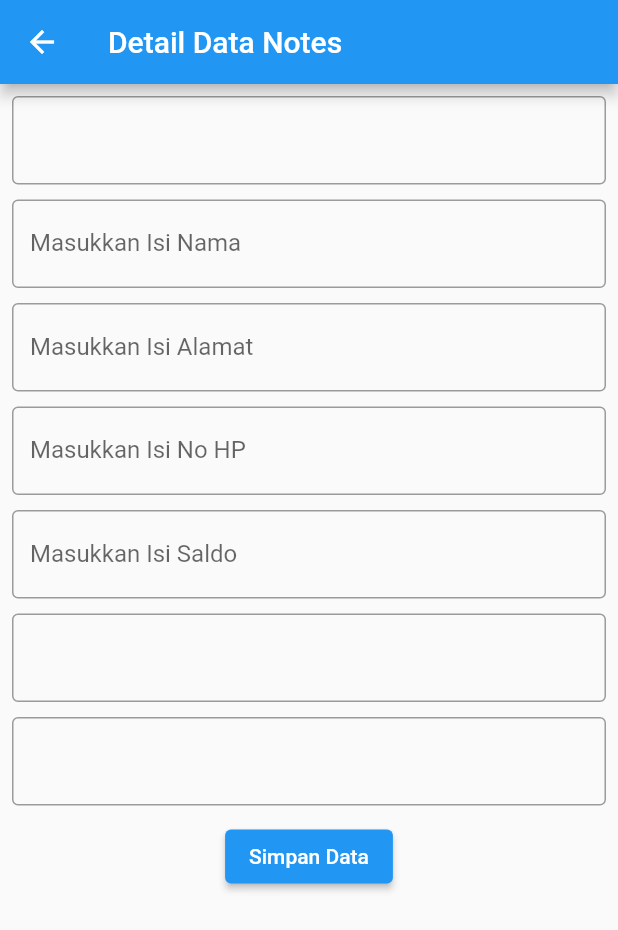
After one commit to Quetzalcoalts/proyek, a Flutter app: the detData screen opened directly, on a phone screen of 412 x 824 dp. The commit adds this screen. Shown: the top 930 px of the screen. Run offline on Flutter 3.47's test engine with Material 2 defaults, Android fonts, the light colour scheme and no system bars; our stand-ins replace cloud_firestore, file_picker, firebase_auth, firebase_core, firebase_storage; accounts and stored records are empty; network calls fail.

Commit message:
Profile v2
nda paham cara refresh widget

```diff
--- a/lib/dbservices.dart
+++ b/lib/dbservices.dart
@@ -1,5 +1,3 @@
-import 'dart:math';
-
 import 'package:cloud_firestore/cloud_firestore.dart';
 import 'Profile.dart';
 
@@ -20,19 +18,19 @@ class Database {
         .catchError((e) => print("e"));
   }
 
-  // static Future<void> ubahData({required item_DaftarKTM KTM}) async {
-  //   DocumentReference docref = tblKTM.doc(KTM.itemNomor.toString());
-  //   await docref
-  //       .update(KTM.toJson())
-  //       .whenComplete(() => print("Data Berhasil Di rubah"))
-  //       .catchError((e) => print("e"));
-  // }
+  static Future<void> ubahData({required Profile_User user01}) async {
+    DocumentReference docref = tbl_user.doc(user01.item_Email.toString());
+    await docref
+        .update(user01.toJson())
+        .whenComplete(() => print("Data Berhasil Di rubah"))
+        .catchError((e) => print("e"));
+  }
 
-  // static Future<void> DeleteData({required String Nama_KTM}) async {
-  //   DocumentReference docref = tblKTM.doc(Nama_KTM);
-  //   await docref
-  //       .delete()
-  //       .whenComplete(() => print("Data Berhasil diapus"))
-  //       .catchError((e) => print("e"));
-  // }
+  static Future<void> DeleteData({required String Nama_user01}) async {
+    DocumentReference docref = tbl_user.doc(Nama_user01.toString());
+    await docref
+        .delete()
+        .whenComplete(() => print("Data Berhasil diapus"))
+        .catchError((e) => print("e"));
+  }
 }
--- /dev/null
+++ b/lib/detdata.dart
@@ -0,0 +1,156 @@
+import 'Profile.dart';
+import 'dbservices.dart';
+import 'package:flutter/material.dart';
+
+class detData extends StatefulWidget {
+  final Profile_User? dataDet;
+  detData({Key? key, this.dataDet}) : super(key: key);
+
+  @override
+  State<detData> createState() => _detDataState();
+}
+
+class _detDataState extends State<detData> {
+  //controller
+  final ctrID = TextEditingController();
+  final ctrNama = TextEditingController();
+  final ctrAlamat = TextEditingController();
+  final ctrNoHP = TextEditingController();
+  final ctrSaldo = TextEditingController();
+  final ctrEmail = TextEditingController();
+  final ctrPassword = TextEditingController();
+  bool _isDisabled = false;
+  @override
+  void dispose() {
+    // TODO: implement dispose
+    ctrID.dispose();
+    ctrNama.dispose();
+    ctrAlamat.dispose();
+    ctrNoHP.dispose();
+    ctrSaldo.dispose();
+    ctrEmail.dispose();
+    ctrPassword.dispose();
+    super.dispose();
+  }
+
+  @override
+  void initState() {
+    // TODO: implement initState
+    ctrID.text = widget.dataDet?.item_ID ?? "";
+    ctrNama.text = widget.dataDet?.item_Nama ?? "";
+    ctrAlamat.text = widget.dataDet?.item_alamat ?? "";
+    ctrNoHP.text = widget.dataDet?.item_noHP ?? "";
+    ctrSaldo.text = widget.dataDet?.item_Saldo ?? "";
+    ctrEmail.text = widget.dataDet?.item_Email ?? "";
+    ctrPassword.text = widget.dataDet?.item_Password ?? "";
+    super.initState();
+  }
+
+  @override
+  Widget build(BuildContext context) {
+    if (widget.dataDet == null) _isDisabled = true;
+    return Scaffold(
+      appBar: AppBar(
+        title: Text("Detail Data Notes"),
+      ),
+      body: Container(
+        margin: EdgeInsets.all(8),
+        child: Column(
+          children: [
+            TextField(
+              controller: ctrID,
+              enabled: _isDisabled,
+              decoration:
+                  InputDecoration(border: OutlineInputBorder(), labelText: ''),
+            ),
+            SizedBox(
+              width: 10,
+              height: 10,
+            ),
+            TextField(
+              controller: ctrNama,
+              //enabled: _isDisabled,
+              decoration: InputDecoration(
+                  border: OutlineInputBorder(), labelText: 'Masukkan Isi Nama'),
+            ),
+            SizedBox(
+              width: 10,
+              height: 10,
+            ),
+            TextField(
+              controller: ctrAlamat,
+              //enabled: _isDisabled,
+              decoration: InputDecoration(
+                  border: OutlineInputBorder(),
+                  labelText: 'Masukkan Isi Alamat'),
+            ),
+            SizedBox(
+              width: 10,
+              height: 10,
+            ),
+            TextField(
+              controller: ctrNoHP,
+              //enabled: _isDisabled,
+              decoration: InputDecoration(
+                  border: OutlineInputBorder(),
+                  labelText: 'Masukkan Isi No HP'),
+            ),
+            SizedBox(
+              width: 10,
+              height: 10,
+            ),
+            TextField(
+              controller: ctrSaldo,
+              //enabled: _isDisabled,
+              decoration: InputDecoration(
+                  border: OutlineInputBorder(),
+                  labelText: 'Masukkan Isi Saldo'),
+            ),
+            SizedBox(
+              width: 10,
+              height: 10,
+            ),
+            TextField(
+              controller: ctrEmail,
+              enabled: _isDisabled,
+              decoration:
+                  InputDecoration(border: OutlineInputBorder(), labelText: ''),
+            ),
+            SizedBox(
+              width: 10,
+              height: 10,
+            ),
+            TextField(
+              controller: ctrPassword,
+              enabled: _isDisabled,
+              decoration:
+                  InputDecoration(border: OutlineInputBorder(), labelText: ''),
+            ),
+            SizedBox(
+              width: 10,
+              height: 10,
+            ),
+            ElevatedButton(
+                onPressed: () {
+                  setState(() {
+                    final dt = Profile_User(
+                      item_ID: ctrID.text.toString(),
+                      item_Nama: ctrNama.text.toString(),
+                      item_alamat: ctrAlamat.text.toString(),
+                      item_noHP: ctrNoHP.text.toString(),
+                      item_Saldo: ctrSaldo.text.toString(),
+                      item_Email: ctrEmail.text.toString(),
+                      item_Password: ctrPassword.text.toString(),
+                    );
+                    Database.ubahData(user01: dt);
+                  });
+
+                  Navigator.pop(context);
+                },
+                child: Text("Simpan Data"))
+          ],
+        ),
+      ),
+    );
+  }
+}
```
Also changed, not shown: lib/Profile-Page.dart (+25 -1 lines).
